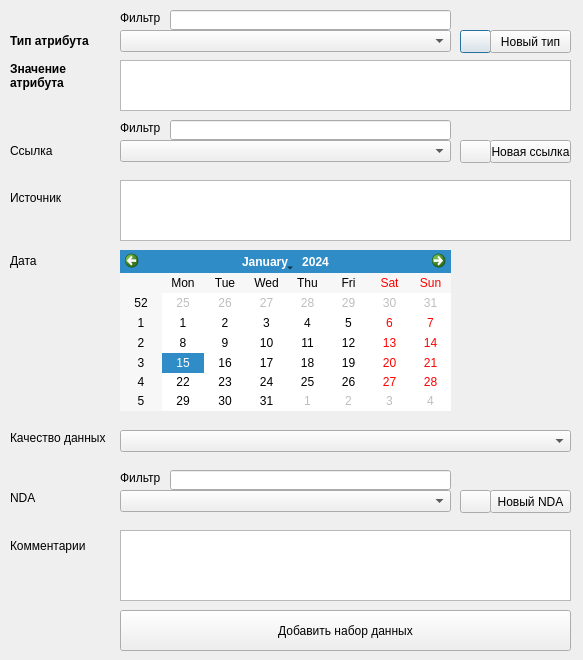
This is geo_dm_add_well_attr_dialog.ui in stepanosokin/geo_dm as Qt 5 draws it before an edit. The edited form follows.
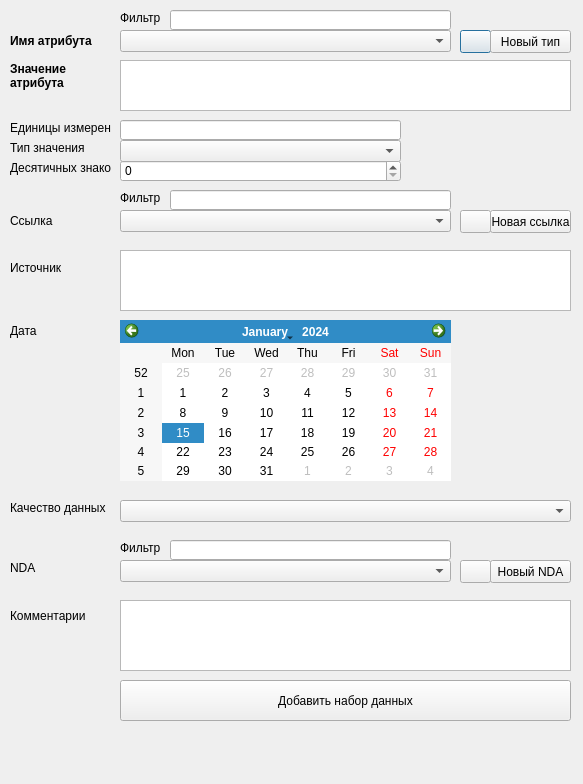
This is the edited form.

Commit message: added well attrs units and decimal places on add well attr and update well attr

Patch:
```diff
--- a/geo_dm_add_well_attr_dialog.ui
+++ b/geo_dm_add_well_attr_dialog.ui
@@ -7,7 +7,7 @@
     <x>0</x>
     <y>0</y>
     <width>583</width>
-    <height>660</height>
+    <height>784</height>
    </rect>
   </property>
   <property name="windowTitle">
@@ -29,7 +29,7 @@
     </font>
    </property>
    <property name="text">
-    <string>Тип атрибута</string>
+    <string>Имя атрибута</string>
    </property>
   </widget>
   <widget class="QComboBox" name="wellAttrTypeComboBox">
@@ -125,7 +125,7 @@
    <property name="geometry">
     <rect>
      <x>10</x>
-     <y>140</y>
+     <y>210</y>
      <width>101</width>
      <height>21</height>
     </rect>
@@ -144,7 +144,7 @@
    <property name="geometry">
     <rect>
      <x>120</x>
-     <y>120</y>
+     <y>190</y>
      <width>47</width>
      <height>16</height>
     </rect>
@@ -157,7 +157,7 @@
    <property name="geometry">
     <rect>
      <x>170</x>
-     <y>120</y>
+     <y>190</y>
      <width>281</width>
      <height>20</height>
     </rect>
@@ -167,7 +167,7 @@
    <property name="geometry">
     <rect>
      <x>120</x>
-     <y>140</y>
+     <y>210</y>
      <width>331</width>
      <height>22</height>
     </rect>
@@ -177,7 +177,7 @@
    <property name="geometry">
     <rect>
      <x>460</x>
-     <y>140</y>
+     <y>210</y>
      <width>31</width>
      <height>23</height>
     </rect>
@@ -190,7 +190,7 @@
    <property name="geometry">
     <rect>
      <x>490</x>
-     <y>140</y>
+     <y>210</y>
      <width>81</width>
      <height>23</height>
     </rect>
@@ -203,7 +203,7 @@
    <property name="geometry">
     <rect>
      <x>10</x>
-     <y>530</y>
+     <y>600</y>
      <width>101</width>
      <height>31</height>
     </rect>
@@ -216,7 +216,7 @@
    <property name="geometry">
     <rect>
      <x>120</x>
-     <y>530</y>
+     <y>600</y>
      <width>451</width>
      <height>71</height>
     </rect>
@@ -226,7 +226,7 @@
    <property name="geometry">
     <rect>
      <x>10</x>
-     <y>190</y>
+     <y>260</y>
      <width>101</width>
      <height>16</height>
     </rect>
@@ -239,7 +239,7 @@
    <property name="geometry">
     <rect>
      <x>120</x>
-     <y>180</y>
+     <y>250</y>
      <width>451</width>
      <height>61</height>
     </rect>
@@ -249,7 +249,7 @@
    <property name="geometry">
     <rect>
      <x>10</x>
-     <y>250</y>
+     <y>320</y>
      <width>101</width>
      <height>21</height>
     </rect>
@@ -262,7 +262,7 @@
    <property name="geometry">
     <rect>
      <x>120</x>
-     <y>250</y>
+     <y>320</y>
      <width>331</width>
      <height>161</height>
     </rect>
@@ -272,7 +272,7 @@
    <property name="geometry">
     <rect>
      <x>10</x>
-     <y>430</y>
+     <y>500</y>
      <width>101</width>
      <height>16</height>
     </rect>
@@ -285,7 +285,7 @@
    <property name="geometry">
     <rect>
      <x>120</x>
-     <y>430</y>
+     <y>500</y>
      <width>451</width>
      <height>22</height>
     </rect>
@@ -295,7 +295,7 @@
    <property name="geometry">
     <rect>
      <x>10</x>
-     <y>490</y>
+     <y>560</y>
      <width>101</width>
      <height>16</height>
     </rect>
@@ -308,7 +308,7 @@
    <property name="geometry">
     <rect>
      <x>120</x>
-     <y>470</y>
+     <y>540</y>
      <width>47</width>
      <height>16</height>
     </rect>
@@ -321,7 +321,7 @@
    <property name="geometry">
     <rect>
      <x>170</x>
-     <y>470</y>
+     <y>540</y>
      <width>281</width>
      <height>20</height>
     </rect>
@@ -331,7 +331,7 @@
    <property name="geometry">
     <rect>
      <x>120</x>
-     <y>490</y>
+     <y>560</y>
      <width>331</width>
      <height>22</height>
     </rect>
@@ -341,7 +341,7 @@
    <property name="geometry">
     <rect>
      <x>460</x>
-     <y>490</y>
+     <y>560</y>
      <width>31</width>
      <height>23</height>
     </rect>
@@ -354,7 +354,7 @@
    <property name="geometry">
     <rect>
      <x>490</x>
-     <y>490</y>
+     <y>560</y>
      <width>81</width>
      <height>23</height>
     </rect>
@@ -367,7 +367,7 @@
    <property name="geometry">
     <rect>
      <x>120</x>
-     <y>610</y>
+     <y>680</y>
      <width>451</width>
      <height>41</height>
     </rect>
@@ -376,6 +376,75 @@
     <string>Добавить набор данных</string>
    </property>
   </widget>
+  <widget class="QLabel" name="wellAttrUnitsLabel">
+   <property name="geometry">
+    <rect>
+     <x>10</x>
+     <y>120</y>
+     <width>101</width>
+     <height>16</height>
+    </rect>
+   </property>
+   <property name="text">
+    <string>Единицы измерения</string>
+   </property>
+  </widget>
+  <widget class="QLabel" name="wellAttrDecPlacesLabel">
+   <property name="geometry">
+    <rect>
+     <x>10</x>
+     <y>160</y>
+     <width>101</width>
+     <height>16</height>
+    </rect>
+   </property>
+   <property name="text">
+    <string>Десятичных знаков</string>
+   </property>
+  </widget>
+  <widget class="QLabel" name="wellAttrValTypeLabel">
+   <property name="geometry">
+    <rect>
+     <x>10</x>
+     <y>140</y>
+     <width>101</width>
+     <height>16</height>
+    </rect>
+   </property>
+   <property name="text">
+    <string>Тип значения</string>
+   </property>
+  </widget>
+  <widget class="QLineEdit" name="wellAttrUnitsLineEdit">
+   <property name="geometry">
+    <rect>
+     <x>120</x>
+     <y>120</y>
+     <width>281</width>
+     <height>20</height>
+    </rect>
+   </property>
+  </widget>
+  <widget class="QComboBox" name="wellAttrValTypeComboBox">
+   <property name="geometry">
+    <rect>
+     <x>120</x>
+     <y>140</y>
+     <width>281</width>
+     <height>22</height>
+    </rect>
+   </property>
+  </widget>
+  <widget class="QSpinBox" name="wellAttrDecPlacesSpinBox">
+   <property name="geometry">
+    <rect>
+     <x>120</x>
+     <y>160</y>
+     <width>281</width>
+     <height>22</height>
+    </rect>
+   </property>
+  </widget>
  </widget>
  <resources/>
  <connections/>
```
The commit also changes 1 other file.
